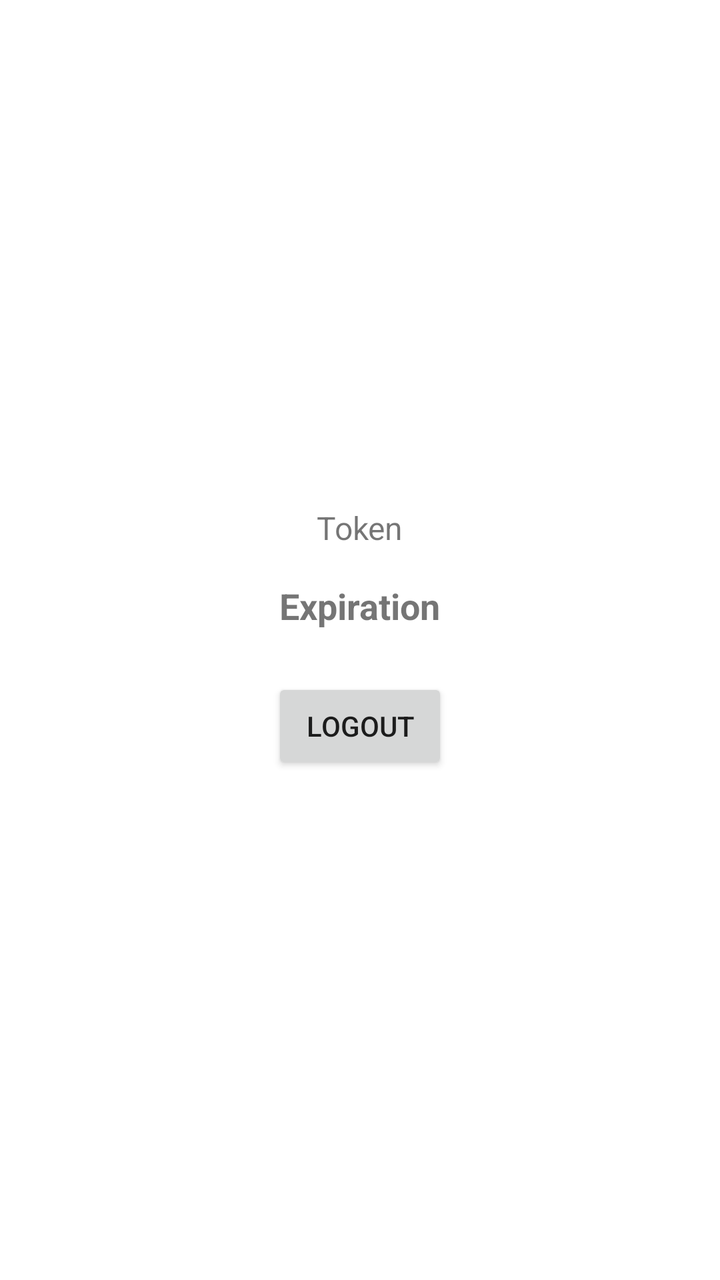
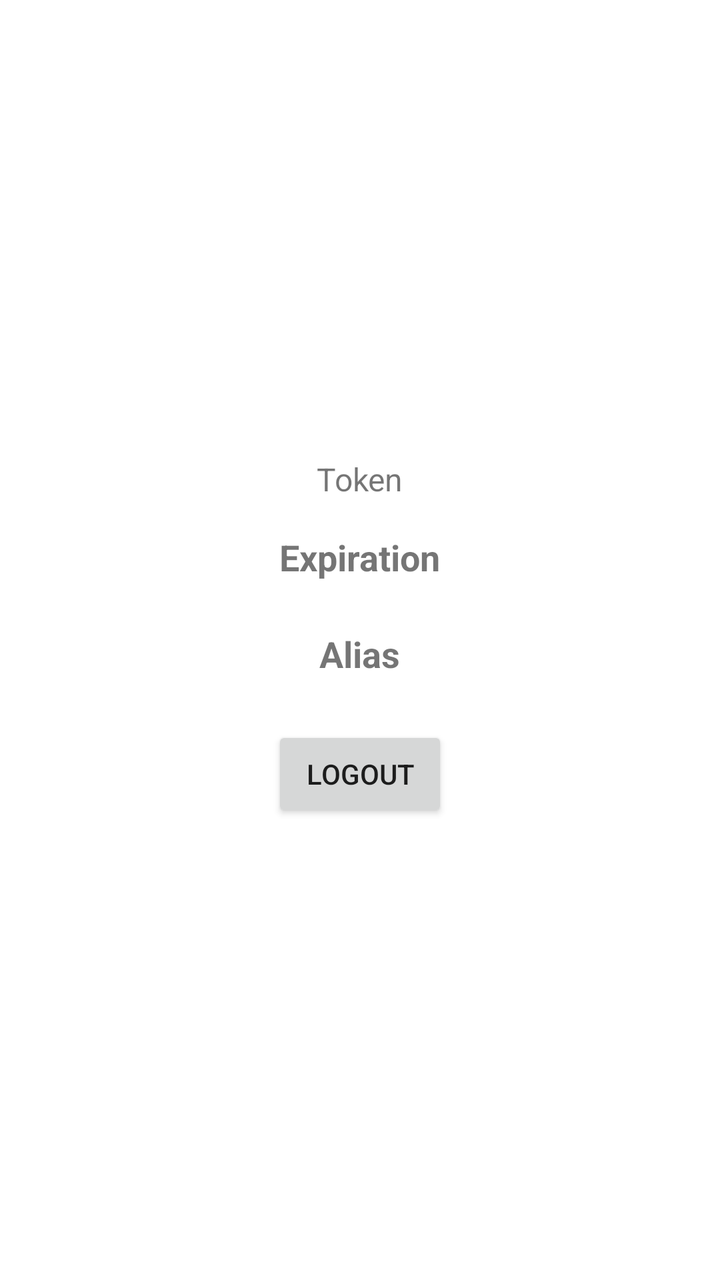

An Android layout rendered at two revisions. The XML below is the earlier revision; the diff shows what the commit changed to produce the second picture.
<!-- AndroidManifest.xml: application theme Theme.LoginApp -->
<!-- res/layout/activity_token_info.xml -->
<?xml version="1.0" encoding="utf-8"?>
<LinearLayout xmlns:android="http://schemas.android.com/apk/res/android"
    android:layout_width="match_parent"
    android:layout_height="match_parent"
    android:orientation="vertical"
    android:padding="16dp"
    android:gravity="center">

    <TextView
        android:id="@+id/tv_token"
        android:layout_width="wrap_content"
        android:layout_height="wrap_content"
        android:text="Token"
        android:textSize="16sp"
        android:layout_marginBottom="16dp"/>

    <TextView
        android:id="@+id/tv_expiration"
        android:layout_width="wrap_content"
        android:layout_height="wrap_content"
        android:text="Expiration"
        android:textSize="18sp"
        android:textStyle="bold"
        android:layout_marginBottom="24dp"/>

    <Button
        android:id="@+id/btn_logout"
        android:layout_width="wrap_content"
        android:layout_height="wrap_content"
        android:text="Logout" />

</LinearLayout>
<!-- resources referenced by this layout -->
<resources>
  <style name="Theme.LoginApp" parent="Theme.MaterialComponents.DayNight.DarkActionBar">
          
          <item name="colorPrimary">@color/purple_500</item>
          <item name="colorPrimaryVariant">@color/purple_700</item>
          <item name="colorOnPrimary">@color/white</item>
          
          <item name="colorSecondary">@color/teal_200</item>
          <item name="colorSecondaryVariant">@color/teal_700</item>
          <item name="colorOnSecondary">@color/black</item>
          
          <item name="android:statusBarColor">?attr/colorPrimaryVariant</item>
          
      </style>
  <color name="purple_500">#FF6200EE</color>
  <color name="purple_700">#FF3700B3</color>
  <color name="white">#FFFFFFFF</color>
  <color name="teal_200">#FF03DAC5</color>
  <color name="teal_700">#FF018786</color>
  <color name="black">#FF000000</color>
</resources>

<!-- the commit's change to res/layout/activity_token_info.xml (unified diff, before → after) -->
@@ -23,6 +23,15 @@
         android:textStyle="bold"
         android:layout_marginBottom="24dp"/>
 
+    <TextView
+        android:id="@+id/tv_alias"
+        android:layout_width="wrap_content"
+        android:layout_height="wrap_content"
+        android:text="Alias"
+        android:textSize="18sp"
+        android:textStyle="bold"
+        android:layout_marginBottom="24dp"/>
+
     <Button
         android:id="@+id/btn_logout"
         android:layout_width="wrap_content"
